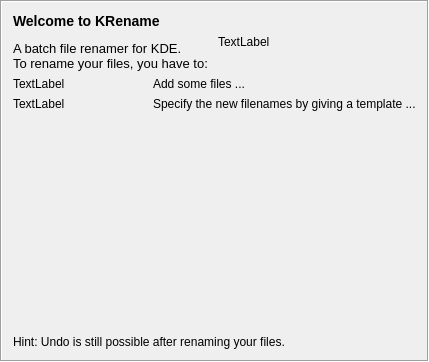
First picture: the form in src/startupinfowidget.ui, repository KDE/krename, before the edit.
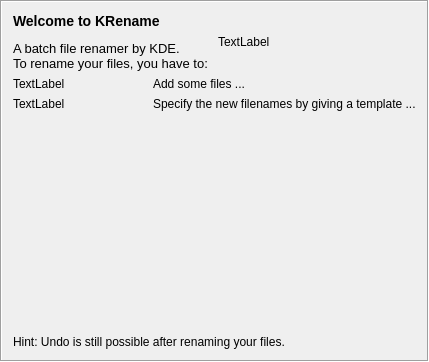
Second picture: the form after the edit. Custom widgets are drawn as their Qt base class.

Commit message:
Fix terminology: "by KDE", not "for KDE"
"KDE" has been only the community for a while.

```diff
--- a/src/startupinfowidget.ui
+++ b/src/startupinfowidget.ui
@@ -26,7 +26,7 @@
 p, li { white-space: pre-wrap; }
 &lt;/style>&lt;/head>&lt;body style=" font-family:'Sans'; font-size:10pt; font-weight:400; font-style:normal;">
 &lt;p style=" margin-top:0px; margin-bottom:0px; margin-left:0px; margin-right:0px; -qt-block-indent:0; text-indent:0px;">&lt;span style=" font-size:large; font-weight:600;">Welcome to KRename&lt;/span>&lt;/p>
-&lt;p style=" margin-top:12px; margin-bottom:12px; margin-left:0px; margin-right:0px; -qt-block-indent:0; text-indent:0px;">A batch file renamer for KDE.&lt;br />To rename your files, you have to:&lt;/p>&lt;/body>&lt;/html></string>
+&lt;p style=" margin-top:12px; margin-bottom:12px; margin-left:0px; margin-right:0px; -qt-block-indent:0; text-indent:0px;">A batch file renamer by KDE.&lt;br />To rename your files, you have to:&lt;/p>&lt;/body>&lt;/html></string>
        </property>
       </widget>
      </item>
```
